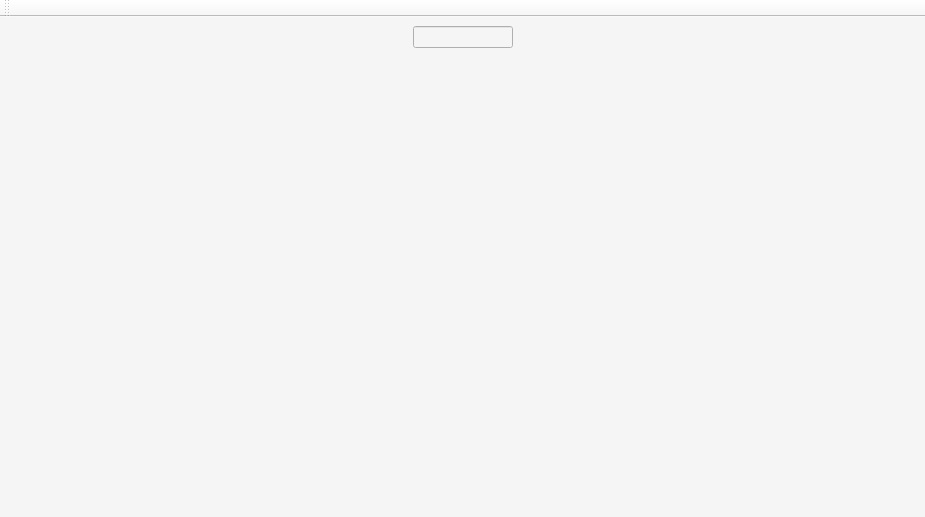
This is mainwindow.ui in talitintti/Kanji as Qt 5 draws it before an edit. The edited form follows.
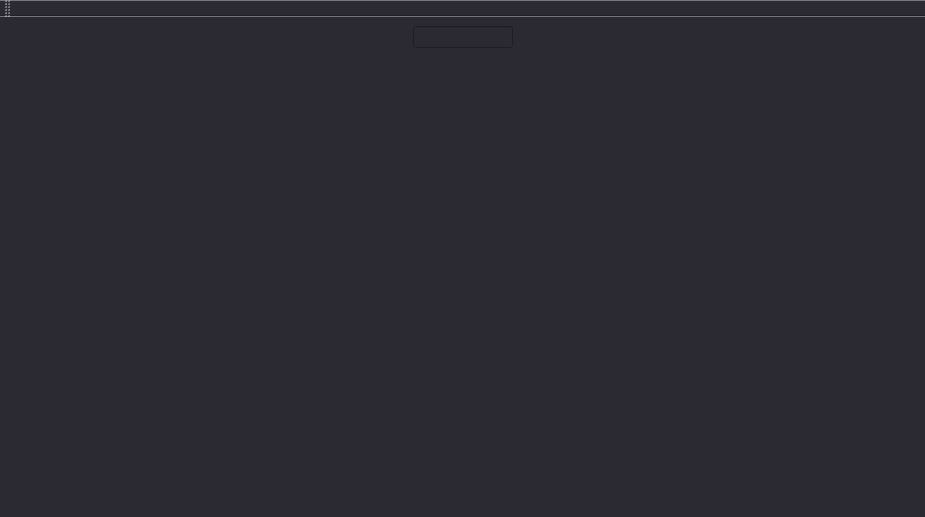
This is the edited form.

The edit to the form file:
```diff
--- a/mainwindow.ui
+++ b/mainwindow.ui
@@ -14,7 +14,7 @@
    <string>MainWindow</string>
   </property>
   <property name="styleSheet">
-   <string notr="true">background-color: #f5f5f5;</string>
+   <string notr="true">background-color: #2b2a33;</string>
   </property>
   <widget class="QWidget" name="centralwidget">
    <layout class="QVBoxLayout" name="verticalLayout">
```
